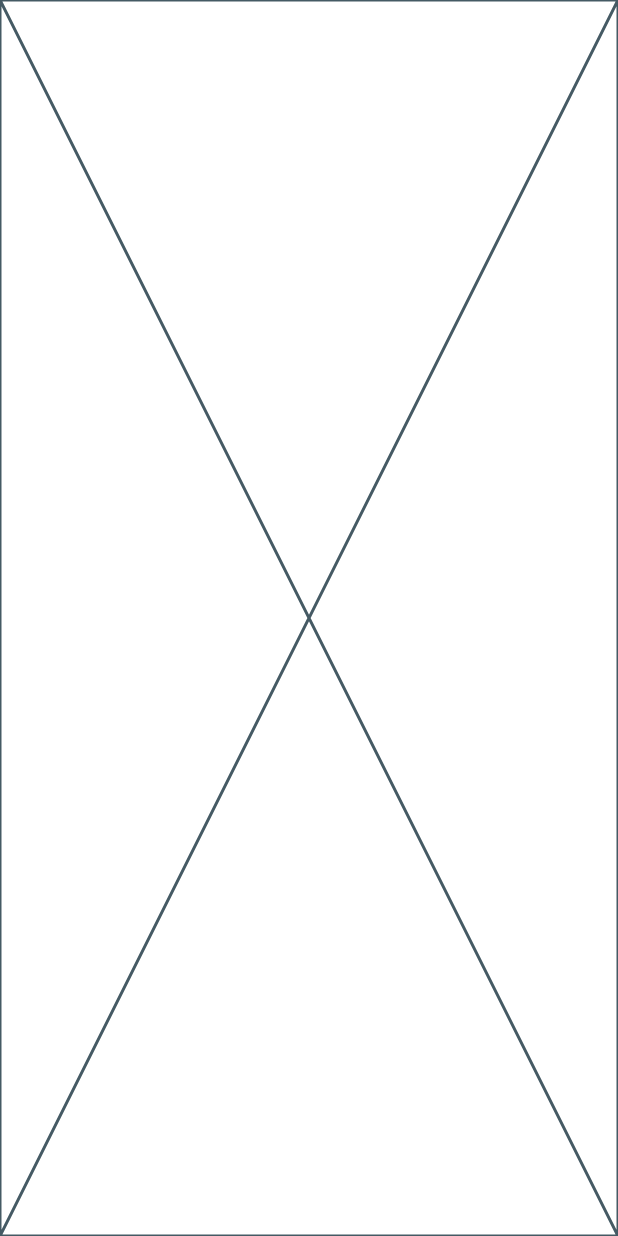
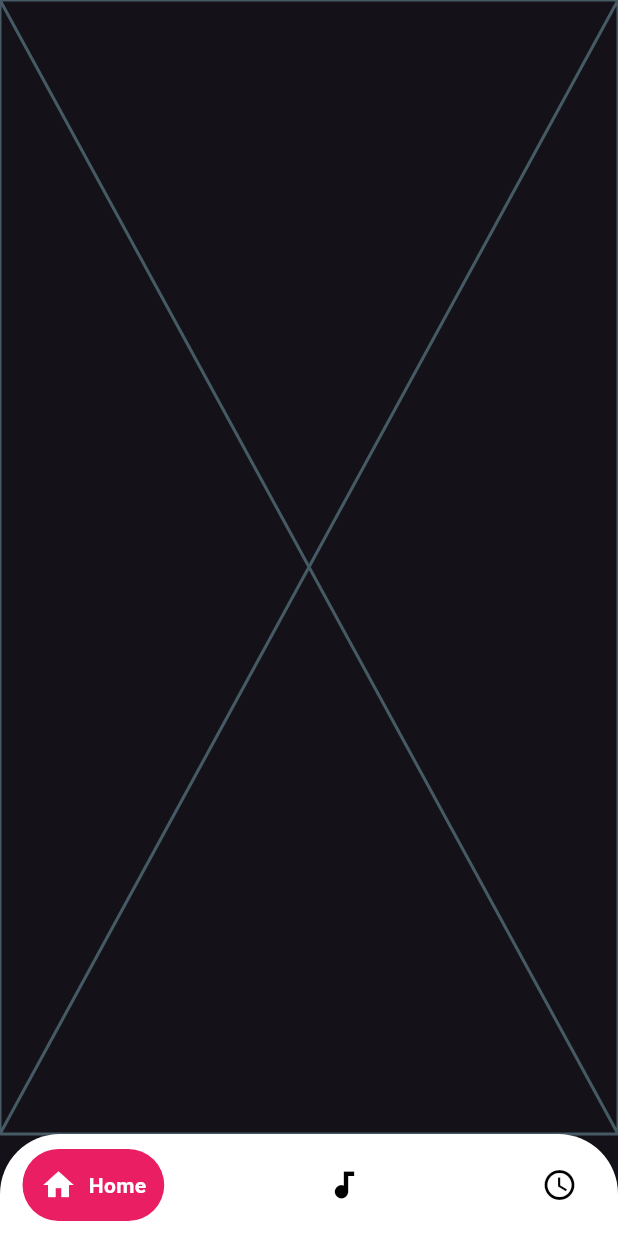
Before and after one commit to MugilanSuresh/WiFiClock, a Flutter app: the screen it shows after launch, on a phone screen of 412 x 824 dp. Run offline on Flutter 3.47's test engine with Material 3 defaults, Android fonts, the phone set to English and light mode, and no system bars; drawn by our look-alikes of google_nav_bar; our stand-ins replace animated_splash_screen, flutter_riverpod, page_transition; missing offline and left inert: splash_master.

Commit message:
BottomNav Implement

```diff
--- /dev/null
+++ b/lib/NavBarController.dart
@@ -0,0 +1,68 @@
+import 'package:flutter/material.dart';
+import 'package:google_nav_bar/google_nav_bar.dart';
+
+import 'AudioScreen.dart';
+import 'HomeScreen.dart';
+import 'ScheduleScreen.dart';
+
+class NavBarController extends StatefulWidget {
+  const NavBarController({super.key});
+
+  @override
+  State<NavBarController> createState() => _NavBarControllerState();
+}
+
+class _NavBarControllerState extends State<NavBarController> {
+  int _selectedIndex = 0;
+
+  // List of screens
+  final List<Widget> _screens = const [
+    HomeScreen(),
+    AudioScreen(),
+    ScheduleScreen(),
+  ];
+
+  @override
+  Widget build(BuildContext context) {
+    return Scaffold(
+      body: _screens[_selectedIndex],
+      bottomNavigationBar: Container(
+        padding: const EdgeInsets.symmetric(horizontal: 15, vertical: 10),
+        decoration: BoxDecoration(
+          borderRadius: BorderRadius.only(
+              topLeft: Radius.circular(40),
+              topRight: Radius.circular(40)),
+          color: Colors.white,
+        ),
+        child: GNav(
+          gap: 8,
+          backgroundColor: Colors.white,
+          color: Colors.black,
+          activeColor: Colors.white,
+          tabBackgroundColor: Colors.pink,
+          padding: const EdgeInsets.all(12),
+          selectedIndex: _selectedIndex,
+          onTabChange: (index) {
+            setState(() {
+              _selectedIndex = index;
+            });
+          },
+          tabs: const [
+            GButton(
+              icon: Icons.home,
+              text: 'Home',
+            ),
+            GButton(
+              icon: Icons.audiotrack,
+              text: 'Audio',
+            ),
+            GButton(
+              icon: Icons.schedule,
+              text: 'Schedule',
+            ),
+          ],
+        ),
+      ),
+    );
+  }
+}
--- a/pubspec.yaml
+++ b/pubspec.yaml
@@ -14,6 +14,7 @@ dependencies:
   splash_master: ^0.0.3
   lottie: ^3.1.0   # <-- Added because we will use animation splash
   animated_splash_screen: ^1.3.0
+  google_nav_bar: ^5.0.7
 
 dev_dependencies:
   flutter_test:
```
Also changed, not shown: lib/AudioScreen.dart (added, +15 -0 lines), lib/DashBoardScreen.dart (added, +15 -0 lines), lib/ScheduleScreen.dart (added, +15 -0 lines), lib/SplashScreen.dart (+3 -58 lines), pubspec.lock, 1 other file.
